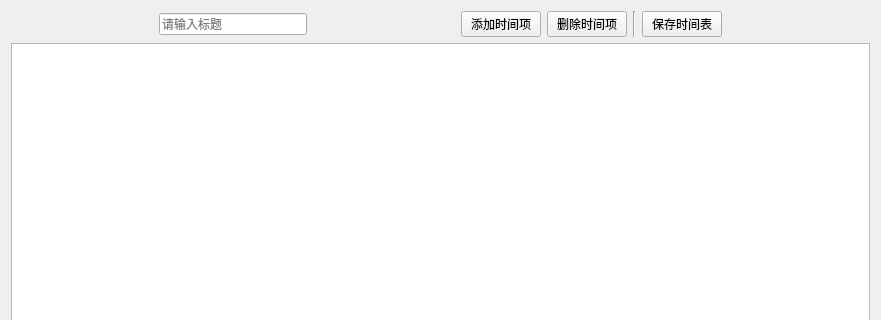
This is LxDailySchedule/DailyScheduleEditor.ui in leishengxie/FengZhiHong as Qt 5 draws it before an edit; both pictures show x 0 to 881 and y 0 to 320 of the 881 by 585 pixel window. The edited form follows.
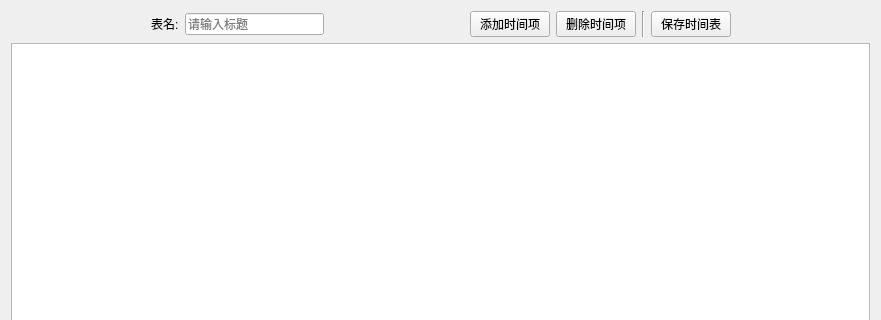
This is the edited form. Custom widgets are drawn as their Qt base class.

The edit to the form file:
```diff
--- a/LxDailySchedule/DailyScheduleEditor.ui
+++ b/LxDailySchedule/DailyScheduleEditor.ui
@@ -29,6 +29,13 @@
        </property>
       </spacer>
      </item>
+     <item>
+      <widget class="QLabel" name="label">
+       <property name="text">
+        <string>表名:</string>
+       </property>
+      </widget>
+     </item>
      <item>
       <widget class="QLineEdit" name="leScheduleName">
        <property name="placeholderText">
```
Left out of the diff: 2 changed lines with no effect on the pictures.
